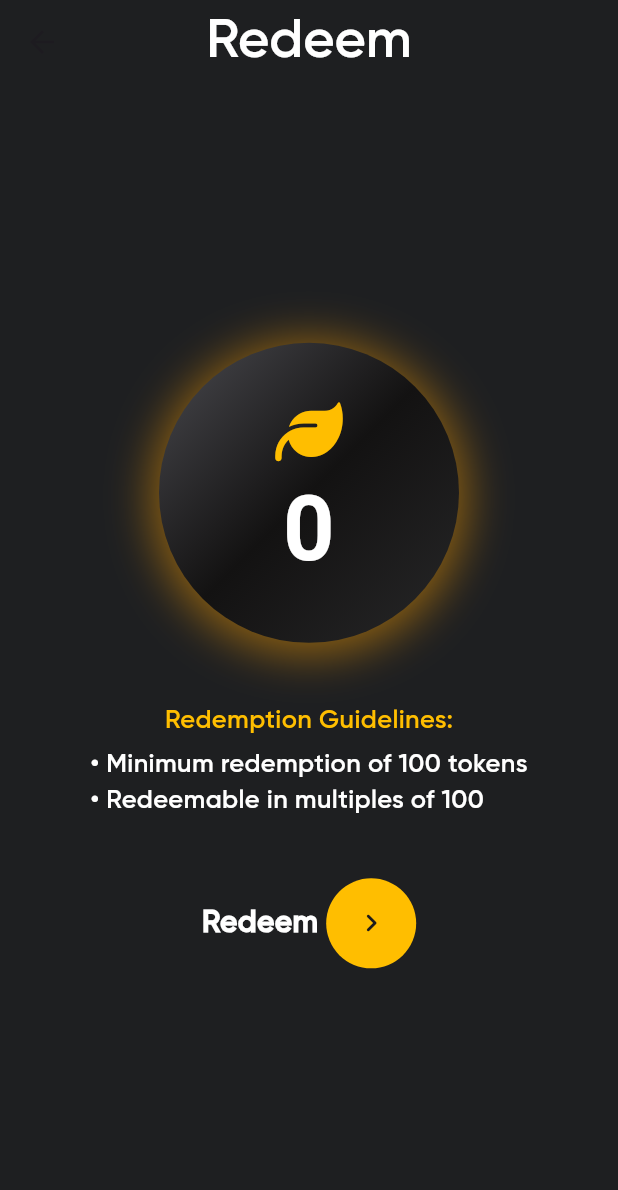
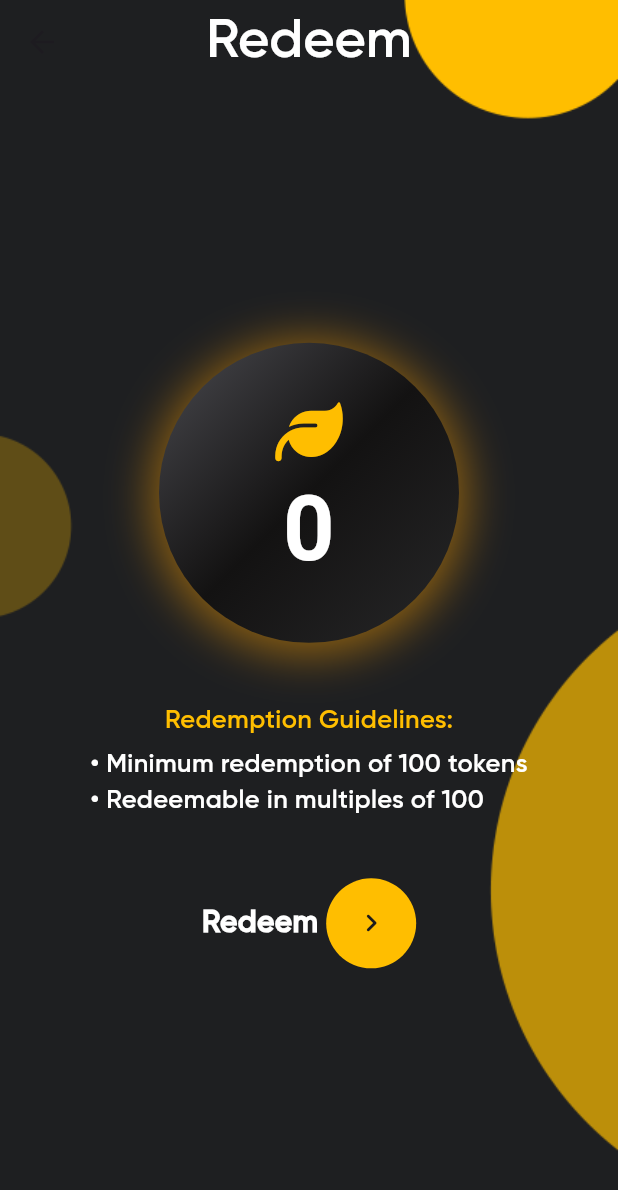
Before and after one commit to abnormaldil/Safaai-Get-Rewards-For-Proper-Plastic-Disposal, a Flutter app: the RedeemPage screen opened by its route, on a phone screen of 412 x 824 dp. Shown: the top 1190 px of the screen. Run offline on Flutter 3.47's test engine with Material 3 defaults, Android fonts, the phone set to English and light mode, and no system bars; our stand-ins replace audioplayers, carousel_slider, cloud_firestore, curved_navigation_bar, firebase_auth, firebase_core and 1 more; missing offline and left inert: email_otp; accounts and stored records are empty.

Commit message:
ui changes

```diff
--- a/lib/redeem.dart
+++ b/lib/redeem.dart
@@ -43,11 +43,17 @@ class RedeemPage extends StatelessWidget {
   Widget _buildRedeemUI(
       BuildContext context, int creditBalance, Map<String, dynamic> userData) {
     return Container(
+      decoration: BoxDecoration(
+        image: DecorationImage(
+          image: AssetImage('assets/transaction.png'),
+          fit: BoxFit.cover,
+        ),
+      ),
       child: Scaffold(
-        backgroundColor: Color(0xFF1e1f21),
+        backgroundColor: Color.fromARGB(0, 30, 31, 33),
         appBar: AppBar(
           centerTitle: true,
-          backgroundColor: Color(0xFF1e1f21),
+          backgroundColor: Color.fromARGB(0, 30, 31, 33),
           title: Text(
             'Redeem',
             style: TextStyle(
```
Also changed, not shown: lib/forgotpass.dart (+15 -7 lines), lib/profile.dart (+6 -1 lines), assets/register.png.
